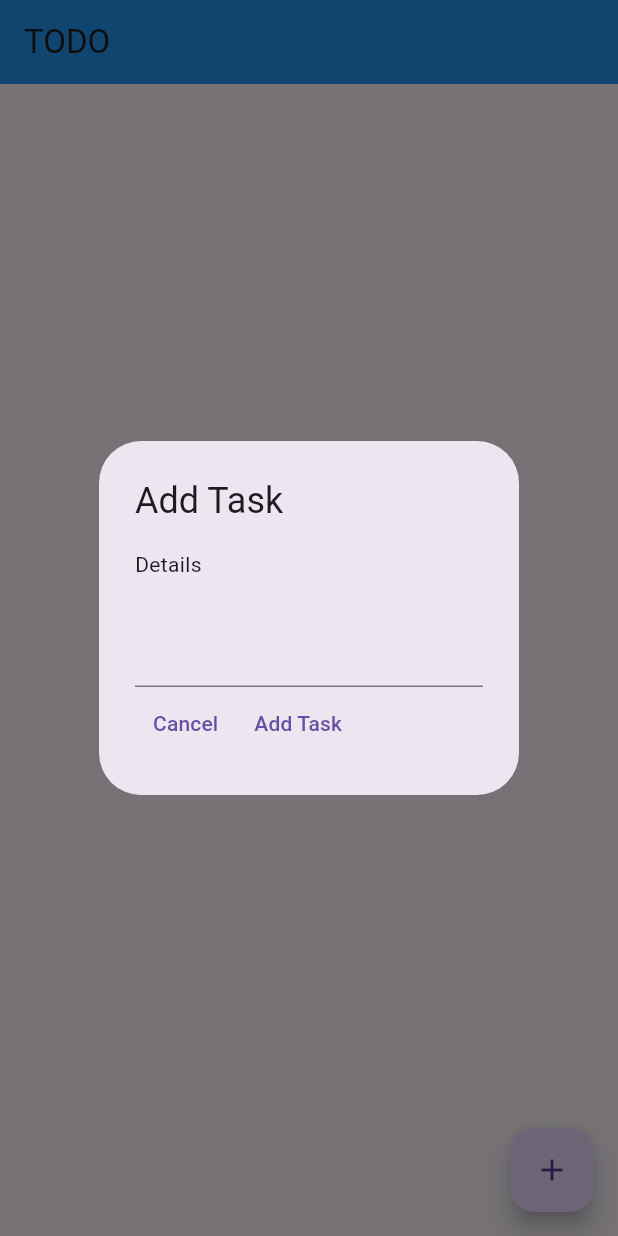
After one commit to RhiL-rev/mobiledevC, a Flutter app: the MyHomePage screen opened directly, after a tap on the "add" icon, on a phone screen of 412 x 824 dp. The commit adds this screen. Run offline on Flutter 3.47's test engine with Material 3 defaults, Android fonts, the phone set to English and light mode, and no system bars.

Commit message:
lib/todo.dart added

```diff
--- a/Flutter_Projects/sample/lib/main.dart
+++ b/Flutter_Projects/sample/lib/main.dart
@@ -12,7 +12,7 @@ class MyApp extends StatelessWidget {
       theme: ThemeData(
         primarySwatch: Colors.blue,
         primaryColor: const Color(0xff2196f3),
-        canvasColor: const Color(0xfffafafa),
+        canvasColor: const Color.fromARGB(255, 250, 250, 250),
       ),
       home: FirstScreen(),
     );
--- /dev/null
+++ b/Flutter_Projects/sample/lib/todo.dart
@@ -0,0 +1,121 @@
+import 'package:flutter/material.dart';
+import 'package:flutter/rendering.dart';
+
+void main() {
+  runApp(MyApp());
+}
+class MyApp extends StatelessWidget {
+  const MyApp({super.key});
+
+
+  @override
+  Widget build(BuildContext context) {
+    return MaterialApp(
+      title: 'Generated App',
+      theme: ThemeData(
+        primarySwatch: Colors.blue,
+        primaryColor: const Color(0xFF2196f3),
+        hintColor: const Color(0xFF2196f3),
+        canvasColor: const Color(0xFFfafafa),
+      ),
+      home: MyHomePage(),
+    );
+  }
+}
+
+class MyHomePage extends StatefulWidget {
+  const MyHomePage({super.key});
+  @override
+  _MyHomePageState createState() => _MyHomePageState();
+}
+
+
+class _MyHomePageState extends State<MyHomePage> {
+  List<Widget> tasks =<ListTile>[];
+  static final _controller = TextEditingController();
+
+    @override
+    Widget build(BuildContext context) {
+      return Scaffold(
+        appBar: AppBar(
+          title: Text('TODO'),
+          backgroundColor: const Color(0xFF2196f3),
+          surfaceTintColor: const Color(0xFF2196f3),
+          ),
+        floatingActionButton: FloatingActionButton(
+          child:Icon(Icons.add),
+          onPressed:(){
+            _controller.text="";
+            showDialog(
+            context:context,
+            builder:(BuildContext context)=>AlertDialog(
+
+            title:Text("Add Task"),
+            content:const Text("Details"),
+            actions:<Widget>[
+              Column(children: [
+                TextField(
+                  controller:_controller,
+                  style:TextStyle(
+                  fontSize:20.0,
+                   color:Colors.black,
+                   fontWeight: FontWeight.w200,
+                   fontFamily: "Roboto"
+                  )
+               ),
+               Row(children: [
+                  TextButton(
+                 onPressed:()=>Navigator.pop<bool>(context,false) ,
+                  child:const Text("Cancel")
+                  ,
+                  ),
+                  TextButton(
+                    onPressed:()=>Navigator.pop<bool>(context,true) ,
+                    child:const Text("Add Task")
+                  )
+               ],)
+
+              ])
+
+            ]
+            )
+          ).then<void>((value)=>setState((){resultAlert(value);})); }
+          ),
+        body:
+          ListView(
+            shrinkWrap: true,
+            padding:const EdgeInsets.all(20.0),
+            children: tasks
+            )
+
+      );
+    }
+    void checkChanged(bool ischanged){
+
+    }
+
+    void resultAlert(bool addTask){
+
+      if(addTask){
+
+          tasks.add(
+          ListTile(
+
+            leading: Icon(Icons.check_box_outline_blank),
+            title:Text(_controller.text),
+            selected: false,
+            onTap:()=>{
+
+            })
+
+
+
+          );
+        }
+
+
+
+
+    }
+
+}
```
